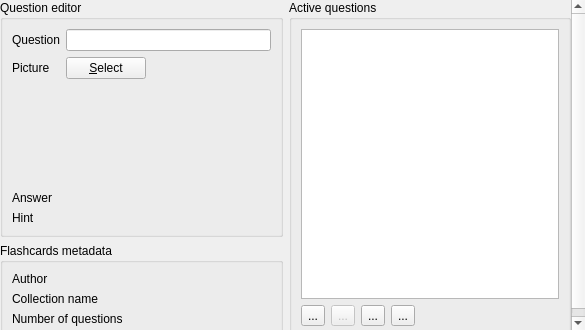
First picture: the form in src/templates/flashcard/flashcardeditor.ui, repository BuildmLearn/BuildmLearn-Toolkit, before the edit.
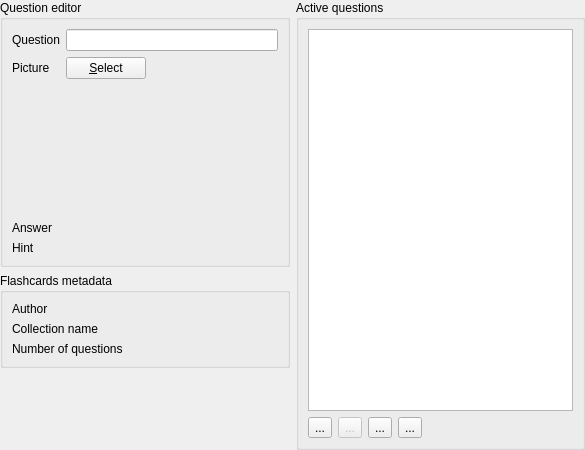
Second picture: the form after the edit. Custom widgets are drawn as their Qt base class.

Patch:
```diff
--- a/src/templates/flashcard/flashcardeditor.ui
+++ b/src/templates/flashcard/flashcardeditor.ui
@@ -7,7 +7,7 @@
     <x>0</x>
     <y>0</y>
     <width>585</width>
-    <height>330</height>
+    <height>450</height>
    </rect>
   </property>
   <property name="windowTitle">
@@ -40,7 +40,7 @@
         <x>0</x>
         <y>0</y>
         <width>585</width>
-        <height>330</height>
+        <height>450</height>
        </rect>
       </property>
       <layout class="QGridLayout" name="gridLayout">
@@ -56,6 +56,150 @@
        <property name="bottomMargin">
         <number>0</number>
        </property>
+       <item row="1" column="0">
+        <widget class="QGroupBox" name="groupBox_3">
+         <property name="title">
+          <string>Flashcards metadata</string>
+         </property>
+         <layout class="QFormLayout" name="formLayout_2">
+          <property name="fieldGrowthPolicy">
+           <enum>QFormLayout::AllNonFixedFieldsGrow</enum>
+          </property>
+          <item row="0" column="0">
+           <widget class="QLabel" name="label_3">
+            <property name="text">
+             <string>Author</string>
+            </property>
+           </widget>
+          </item>
+          <item row="0" column="1">
+           <widget class="LineEditWithStatus" name="m_txtAuthor" native="true"/>
+          </item>
+          <item row="1" column="0">
+           <widget class="QLabel" name="label_4">
+            <property name="text">
+             <string>Collection name</string>
+            </property>
+           </widget>
+          </item>
+          <item row="1" column="1">
+           <widget class="LineEditWithStatus" name="m_txtName" native="true"/>
+          </item>
+          <item row="2" column="0">
+           <widget class="QLabel" name="label_6">
+            <property name="text">
+             <string>Number of questions</string>
+            </property>
+           </widget>
+          </item>
+          <item row="2" column="1">
+           <widget class="LineEditWithStatus" name="m_txtNumberOfQuestions" native="true"/>
+          </item>
+         </layout>
+        </widget>
+       </item>
+       <item row="0" column="1" rowspan="4">
+        <widget class="QGroupBox" name="groupBox_2">
+         <property name="title">
+          <string>Active questions</string>
+         </property>
+         <layout class="QGridLayout" name="gridLayout_2">
+          <item row="1" column="0">
+           <widget class="PlainToolButton" name="m_btnQuestionAdd">
+            <property name="toolTip">
+             <string>Add new question.</string>
+            </property>
+            <property name="text">
+             <string>...</string>
+            </property>
+            <property name="iconSize">
+             <size>
+              <width>24</width>
+              <height>24</height>
+             </size>
+            </property>
+           </widget>
+          </item>
+          <item row="1" column="3">
+           <widget class="PlainToolButton" name="m_btnQuestionDown">
+            <property name="toolTip">
+             <string>Move question down.</string>
+            </property>
+            <property name="text">
+             <string>...</string>
+            </property>
+            <property name="iconSize">
+             <size>
+              <width>24</width>
+              <height>24</height>
+             </size>
+            </property>
+           </widget>
+          </item>
+          <item row="1" column="1">
+           <widget class="PlainToolButton" name="m_btnQuestionRemove">
+            <property name="enabled">
+             <bool>false</bool>
+            </property>
+            <property name="toolTip">
+             <string>Remove selected question.</string>
+            </property>
+            <property name="text">
+             <string>...</string>
+            </property>
+            <property name="iconSize">
+             <size>
+              <width>24</width>
+              <height>24</height>
+             </size>
+            </property>
+           </widget>
+          </item>
+          <item row="1" column="2">
+           <widget class="PlainToolButton" name="m_btnQuestionUp">
+            <property name="toolTip">
+             <string>Move question up.</string>
+            </property>
+            <property name="text">
+             <string>...</string>
+            </property>
+            <property name="iconSize">
+             <size>
+              <width>24</width>
+              <height>24</height>
+             </size>
+            </property>
+           </widget>
+          </item>
+          <item row="1" column="4">
+           <spacer name="horizontalSpacer">
+            <property name="orientation">
+             <enum>Qt::Horizontal</enum>
+            </property>
+            <property name="sizeHint" stdset="0">
+             <size>
+              <width>40</width>
+              <height>20</height>
+             </size>
+            </property>
+           </spacer>
+          </item>
+          <item row="0" column="0" colspan="5">
+           <widget class="QListWidget" name="m_listQuestions">
+            <property name="sizePolicy">
+             <sizepolicy hsizetype="Expanding" vsizetype="Expanding">
+              <horstretch>1</horstretch>
+              <verstretch>0</verstretch>
+             </sizepolicy>
+            </property>
+            <property name="toolTip">
+             <string>This list contains already added questions.</string>
+            </property>
+           </widget>
+          </item>
+         </layout>
+        </widget>
+       </item>
        <item row="0" column="0">
         <widget class="QGroupBox" name="m_groupQuestionEditor">
          <property name="title">
@@ -105,16 +249,16 @@
           </item>
           <item row="2" column="1">
            <widget class="QLabel" name="m_lblPictureView">
-            <property name="sizePolicy">
-             <sizepolicy hsizetype="Expanding" vsizetype="Expanding">
-              <horstretch>0</horstretch>
-              <verstretch>1</verstretch>
-             </sizepolicy>
-            </property>
             <property name="minimumSize">
              <size>
               <width>0</width>
-              <height>100</height>
+              <height>130</height>
+             </size>
+            </property>
+            <property name="maximumSize">
+             <size>
+              <width>16777215</width>
+              <height>130</height>
              </size>
             </property>
             <property name="frameShape">
@@ -128,24 +272,24 @@
             </property>
            </widget>
           </item>
-          <item row="3" column="0">
+          <item row="4" column="0">
            <widget class="QLabel" name="label_2">
             <property name="text">
              <string>Answer</string>
             </property>
            </widget>
           </item>
-          <item row="3" column="1">
+          <item row="4" column="1">
            <widget class="LineEditWithStatus" name="m_txtAnswer" native="true"/>
           </item>
-          <item row="4" column="0">
+          <item row="5" column="0">
            <widget class="QLabel" name="label_7">
             <property name="text">
              <string>Hint</string>
             </property>
            </widget>
           </item>
-          <item row="4" column="1">
+          <item row="5" column="1">
            <widget class="LineEditWithStatus" name="m_txtHint" native="true"/>
           </item>
           <item row="0" column="1">
@@ -154,149 +298,18 @@
          </layout>
         </widget>
        </item>
-       <item row="0" column="1" rowspan="2">
-        <widget class="QGroupBox" name="groupBox_2">
-         <property name="title">
-          <string>Active questions</string>
+       <item row="2" column="0">
+        <spacer name="verticalSpacer">
+         <property name="orientation">
+          <enum>Qt::Vertical</enum>
          </property>
-         <layout class="QGridLayout" name="gridLayout_2">
-          <item row="1" column="0">
-           <widget class="PlainToolButton" name="m_btnQuestionAdd">
-            <property name="toolTip">
-             <string>Add new question.</string>
-            </property>
-            <property name="text">
-             <string>...</string>
-            </property>
-            <property name="iconSize">
-             <size>
-              <width>24</width>
-              <height>24</height>
-             </size>
-            </property>
-           </widget>
-          </item>
-          <item row="1" column="3">
-           <widget class="PlainToolButton" name="m_btnQuestionDown">
-            <property name="toolTip">
-             <string>Move question down.</string>
-            </property>
-            <property name="text">
-             <string>...</string>
-            </property>
-            <property name="iconSize">
-             <size>
-              <width>24</width>
-              <height>24</height>
-             </size>
-            </property>
-           </widget>
-          </item>
-          <item row="1" column="1">
-           <widget class="PlainToolButton" name="m_btnQuestionRemove">
-            <property name="enabled">
-             <bool>false</bool>
-            </property>
-            <property name="toolTip">
-             <string>Remove selected question.</string>
-            </property>
-            <property name="text">
-             <string>...</string>
-            </property>
-            <property name="iconSize">
-             <size>
-              <width>24</width>
-              <height>24</height>
-             </size>
-            </property>
-           </widget>
-          </item>
-          <item row="1" column="2">
-           <widget class="PlainToolButton" name="m_btnQuestionUp">
-            <property name="toolTip">
-             <string>Move question up.</string>
-            </property>
-            <property name="text">
-             <string>...</string>
-            </property>
-            <property name="iconSize">
-             <size>
-              <width>24</width>
-              <height>24</height>
-             </size>
-            </property>
-           </widget>
-          </item>
-          <item row="1" column="4">
-           <spacer name="horizontalSpacer">
-            <property name="orientation">
-             <enum>Qt::Horizontal</enum>
-            </property>
-            <property name="sizeHint" stdset="0">
-             <size>
-              <width>40</width>
-              <height>20</height>
-             </size>
-            </property>
-           </spacer>
-          </item>
-          <item row="0" column="0" colspan="5">
-           <widget class="QListWidget" name="m_listQuestions">
-            <property name="sizePolicy">
-             <sizepolicy hsizetype="Expanding" vsizetype="Expanding">
-              <horstretch>1</horstretch>
-              <verstretch>0</verstretch>
-             </sizepolicy>
-            </property>
-            <property name="toolTip">
-             <string>This list contains already added questions.</string>
-            </property>
-           </widget>
-          </item>
-         </layout>
-        </widget>
-       </item>
-       <item row="1" column="0">
-        <widget class="QGroupBox" name="groupBox_3">
-         <property name="title">
-          <string>Flashcards metadata</string>
+         <property name="sizeHint" stdset="0">
+          <size>
+           <width>20</width>
+           <height>40</height>
+          </size>
          </property>
-         <layout class="QFormLayout" name="formLayout_2">
-          <property name="fieldGrowthPolicy">
-           <enum>QFormLayout::AllNonFixedFieldsGrow</enum>
-          </property>
-          <item row="0" column="0">
-           <widget class="QLabel" name="label_3">
-            <property name="text">
-             <string>Author</string>
-            </property>
-           </widget>
-          </item>
-          <item row="0" column="1">
-           <widget class="LineEditWithStatus" name="m_txtAuthor" native="true"/>
-          </item>
-          <item row="1" column="0">
-           <widget class="QLabel" name="label_4">
-            <property name="text">
-             <string>Collection name</string>
-            </property>
-           </widget>
-          </item>
-          <item row="1" column="1">
-           <widget class="LineEditWithStatus" name="m_txtName" native="true"/>
-          </item>
-          <item row="2" column="0">
-           <widget class="QLabel" name="label_6">
-            <property name="text">
-             <string>Number of questions</string>
-            </property>
-           </widget>
-          </item>
-          <item row="2" column="1">
-           <widget class="LineEditWithStatus" name="m_txtNumberOfQuestions" native="true"/>
-          </item>
-         </layout>
-        </widget>
+        </spacer>
        </item>
       </layout>
      </widget>
```
Left out of the diff: 6 changed lines with no effect on the pictures.
